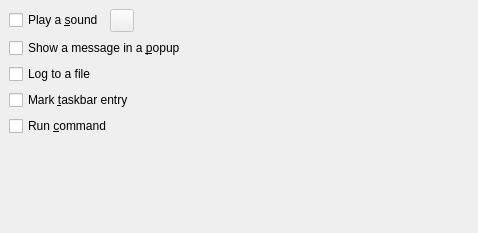
First picture: the form in knotify/config/knotifyconfigactionswidgetbase.ui, repository KDE/kdelibs, before the edit.
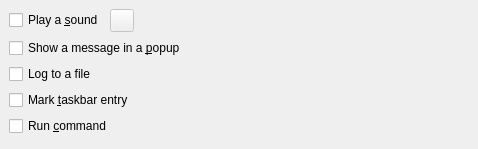
Second picture: the form after the edit. Custom widgets are drawn as their Qt base class.

Commit message: Use QWidget as parent instead of KVBox

What changed in the file:
```diff
--- a/knotify/config/knotifyconfigactionswidgetbase.ui
+++ b/knotify/config/knotifyconfigactionswidgetbase.ui
@@ -9,7 +9,7 @@
     <x>0</x>
     <y>0</y>
     <width>478</width>
-    <height>233</height>
+    <height>149</height>
    </rect>
   </property>
   <layout class="QVBoxLayout" >
@@ -156,19 +156,6 @@
      </item>
     </layout>
    </item>
-   <item>
-    <spacer>
-     <property name="orientation" >
-      <enum>Qt::Vertical</enum>
-     </property>
-     <property name="sizeHint" >
-      <size>
-       <width>20</width>
-       <height>40</height>
-      </size>
-     </property>
-    </spacer>
-   </item>
   </layout>
  </widget>
  <pixmapfunction></pixmapfunction>
```
Left out of the diff: 99 changed lines with no effect on the pictures. The commit also changes 2 other files.
